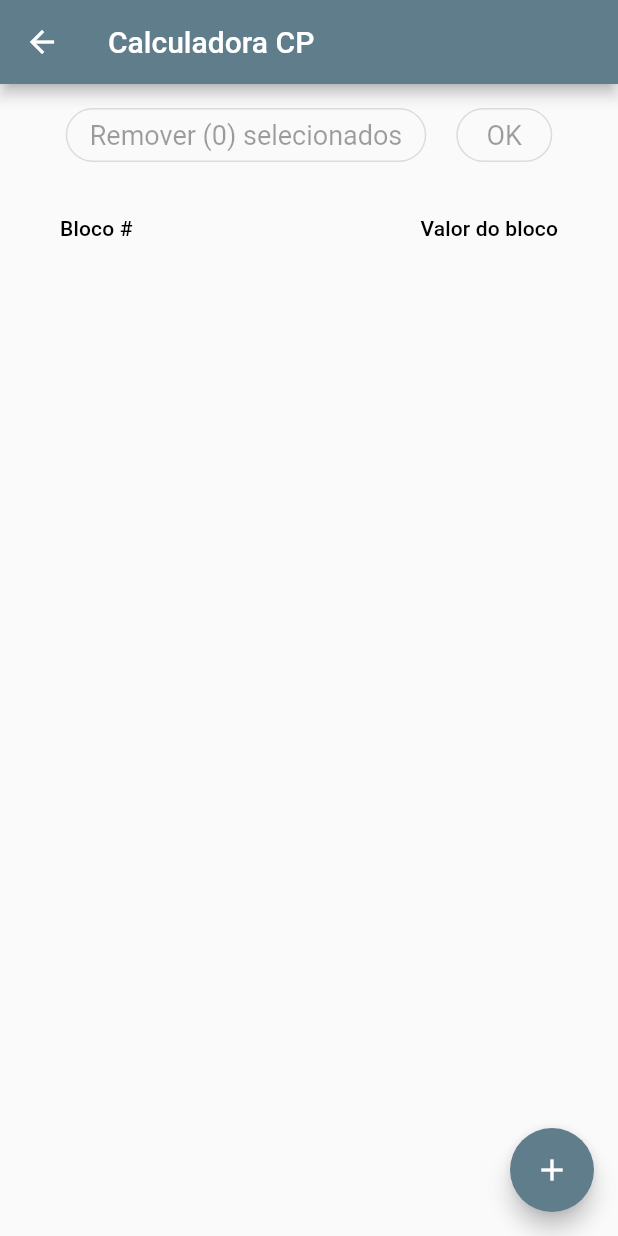
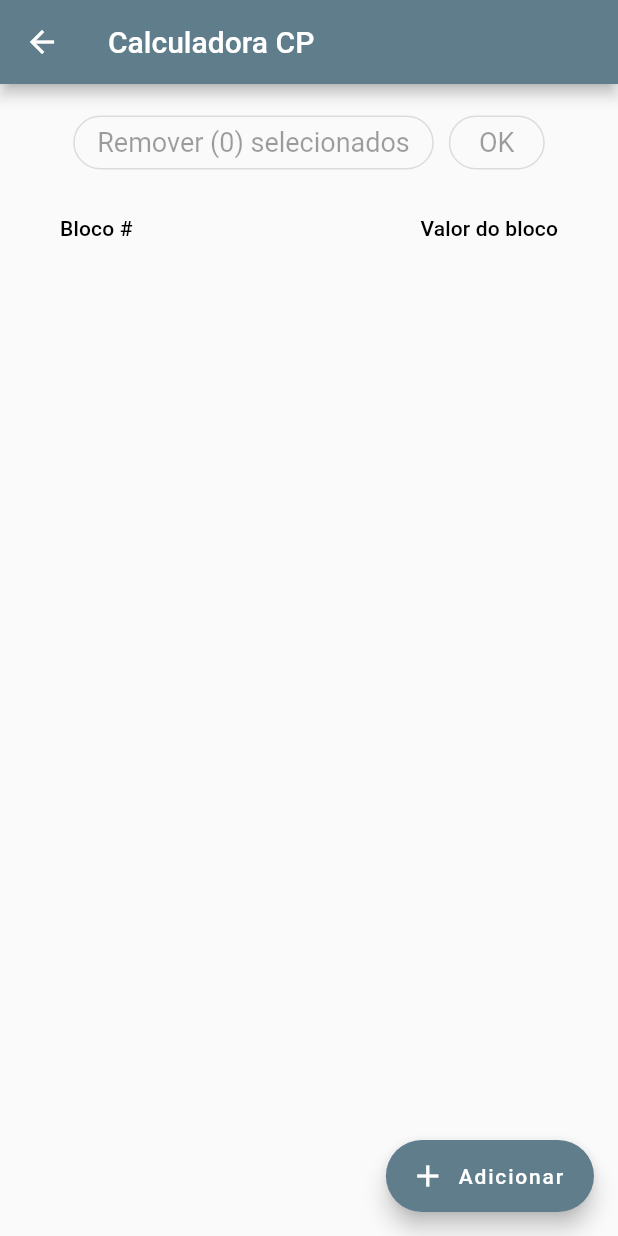
Before and after one commit to FernandoNoleto/controle_engenharia_app, a Flutter app: the screen it shows after launch, after a tap on "Corpos de prova", on a phone screen of 412 x 824 dp. Run offline on Flutter 3.47's test engine with Material 2 defaults, Android fonts, the phone set to English and light mode, and no system bars; our stand-ins replace splashscreen.

Commit message:
Melhorias de interface, adição de ícones

```diff
--- a/lib/Common/app_card.dart
+++ b/lib/Common/app_card.dart
@@ -4,8 +4,14 @@ class AppCard extends StatefulWidget {
   final Widget title;
   final Widget subtitle;
   final VoidCallback? onTap;
+  final Widget? logo;
 
-  AppCard({Key? key, required this.title, required this.subtitle, this.onTap})
+  AppCard(
+      {Key? key,
+      required this.title,
+      required this.subtitle,
+      this.onTap,
+      this.logo})
       : super(key: key);
 
   @override
@@ -22,9 +28,9 @@ class _AppCardState extends State<AppCard> {
         borderRadius: BorderRadius.circular(20.0),
       ),
       child: ListTile(
-        leading: FlutterLogo(
-          size: 72.0,
-        ),
+        leading: widget.logo != null
+            ? widget.logo
+            : FlutterLogo(size: 72.0),
         title: widget.title,
         subtitle: widget.subtitle,
         onTap: widget.onTap,
--- a/lib/corposdeprovascreen.dart
+++ b/lib/corposdeprovascreen.dart
@@ -19,13 +19,22 @@ class corposDeProvaScreenState extends State<corposDeProvaScreen> {
   late List<Bloco> selectedBlocos;
   late bool sort;
 
-  SnackBar warningMessage = SnackBar(
+  SnackBar twoFieldsMessage = SnackBar(
+    content: const Text("Para continuar preencha pelo menos 2 campos!"),
+    action: SnackBarAction(
+      label: "Ok",
+      onPressed: () {},
+    ),
+  );
+
+  SnackBar blankFieldMessage = SnackBar(
     content: const Text("Algum campo está vazio!"),
     action: SnackBarAction(
       label: "Ok",
       onPressed: () {},
     ),
   );
+
 
   @override
   void initState() {
@@ -82,11 +91,16 @@ class corposDeProvaScreenState extends State<corposDeProvaScreen> {
   }
 
   bool isValide() {
+    if (blocos.length <= 1){
+      ScaffoldMessenger.of(context).showSnackBar(twoFieldsMessage);
+      return false;
+    }
     for (Bloco bloco in blocos) {
       print("id: ${bloco.id}, name: ${bloco.name}, value: ${bloco.value}");
       if (bloco.value == "") {
         print(bloco.value);
         // blocos.remove(bloco);
+        ScaffoldMessenger.of(context).showSnackBar(blankFieldMessage);
         return false;
       }
     }
@@ -109,9 +123,8 @@ class corposDeProvaScreenState extends State<corposDeProvaScreen> {
               print(exception);
             }
           })
-        : ScaffoldMessenger.of(context).showSnackBar(warningMessage);
+        : print("");
   }
-
 
   debug(){
     for(Bloco bloco in blocos){
@@ -140,7 +153,7 @@ class corposDeProvaScreenState extends State<corposDeProvaScreen> {
               mainAxisSize: MainAxisSize.min,
               children: <Widget>[
                 Padding(
-                  padding: EdgeInsets.all(10.0),
+                  padding: const EdgeInsets.only(left: 5.0, right: 5.0, top: 15.0, bottom: 5.0),
                   child: OutlinedButton(
                     style: OutlinedButton.styleFrom(
                       shape: StadiumBorder(),
@@ -171,7 +184,7 @@ class corposDeProvaScreenState extends State<corposDeProvaScreen> {
                 //   ),
                 // ),
                 Padding(
-                  padding: EdgeInsets.all(10.0),
+                  padding: const EdgeInsets.only(left: 5.0, right: 5.0, top: 15.0, bottom: 5.0),
                   child: OutlinedButton(
                     style: OutlinedButton.styleFrom(
                       primary: Colors.greenAccent,
@@ -248,7 +261,7 @@ class corposDeProvaScreenState extends State<corposDeProvaScreen> {
 
       //-----------------------------------------------------------------------------------
 
-      floatingActionButton: FloatingActionButton(
+      floatingActionButton: FloatingActionButton.extended(
         onPressed: () {
           setState(() {
             var bloco = new Bloco();
@@ -258,7 +271,9 @@ class corposDeProvaScreenState extends State<corposDeProvaScreen> {
             blocos.add(bloco);
           });
         },
-        child: const Icon(Icons.add),
+        // child: const Icon(Icons.add),
+        label: const Text("Adicionar"),
+        icon: const Icon(Icons.add),
         backgroundColor: Colors.blueGrey,
       ),
     );
--- a/lib/corposdeprovascreen2.dart
+++ b/lib/corposdeprovascreen2.dart
@@ -86,7 +86,6 @@ class _corposDeProvaScreen2State extends State<corposDeProvaScreen2> {
     fck = widget.fcknow();
   }
 
-
   void upFontSize(double textSize) {
     setState(() {
       this.fontSize >= 42.0 ? ScaffoldMessenger.of(context).showSnackBar(warningMessage) : this.fontSize += 5.0;
@@ -137,22 +136,27 @@ class _corposDeProvaScreen2State extends State<corposDeProvaScreen2> {
           AppCard(
             title: Text("Média", style: TextStyle(fontSize: fontSize, fontWeight: FontWeight.bold),),
             subtitle: Text(media.toStringAsFixed(5), style: TextStyle(fontSize: fontSize, fontWeight: FontWeight.bold),),
+            logo: Image(image: AssetImage('assets/icon/average.png')),
           ),
           AppCard(
             title: Text("Somatório", style: TextStyle(fontSize: fontSize, fontWeight: FontWeight.bold),),
             subtitle: Text(somatorio.toStringAsFixed(5), style: TextStyle(fontSize: fontSize, fontWeight: FontWeight.bold),),
+            logo: Image(image: AssetImage('assets/icon/sum.png')),
           ),
           AppCard(
             title: Text("Desvio Padrão", style: TextStyle(fontSize: fontSize, fontWeight: FontWeight.bold),),
             subtitle: Text(desvioPadrao.toStringAsFixed(5), style: TextStyle(fontSize: fontSize, fontWeight: FontWeight.bold),),
+            logo: Image(image: AssetImage('assets/icon/dp.png')),
           ),
           AppCard(
             title: Text("Variação Média", style: TextStyle(fontSize: fontSize, fontWeight: FontWeight.bold),),
             subtitle: Text(variacao.toStringAsFixed(5), style: TextStyle(fontSize: fontSize, fontWeight: FontWeight.bold),),
+            logo: Image(image: AssetImage('assets/icon/variation.png')),
           ),
           AppCard(
             title: Text("FCK", style: TextStyle(fontSize: fontSize, fontWeight: FontWeight.bold),),
             subtitle: Text(fck.toStringAsFixed(5), style: TextStyle(fontSize: fontSize, fontWeight: FontWeight.bold),),
+            logo: Image(image: AssetImage('assets/icon/fck.png')),
           ),
         ],
       ),
--- a/lib/home_screen.dart
+++ b/lib/home_screen.dart
@@ -73,6 +73,7 @@ class _HomeState extends State<Home> {
         child: ListView(
           children: <Widget>[
             AppCard(
+              logo: Image(image: AssetImage('assets/icon/press.png')),
               title: Text(
                 "Corpos de prova",
                 style: TextStyle(fontSize: fontSize, fontWeight: FontWeight.bold),
--- a/pubspec.yaml
+++ b/pubspec.yaml
@@ -34,6 +34,12 @@ flutter:
 
   assets:
     - assets/icon/icon.png
+    - assets/icon/average.png
+    - assets/icon/dp.png
+    - assets/icon/sum.png
+    - assets/icon/fck.png
+    - assets/icon/variation.png
+    - assets/icon/press.png
 
   # To add assets to your application, add an assets section, like this:
   # assets:
```
Also changed, not shown: assets/icon/average.png (added), assets/icon/dp.png (added), assets/icon/fck.png (added), assets/icon/press.png (added), assets/icon/sum.png (added), assets/icon/variation.png (added), pubspec.lock.
